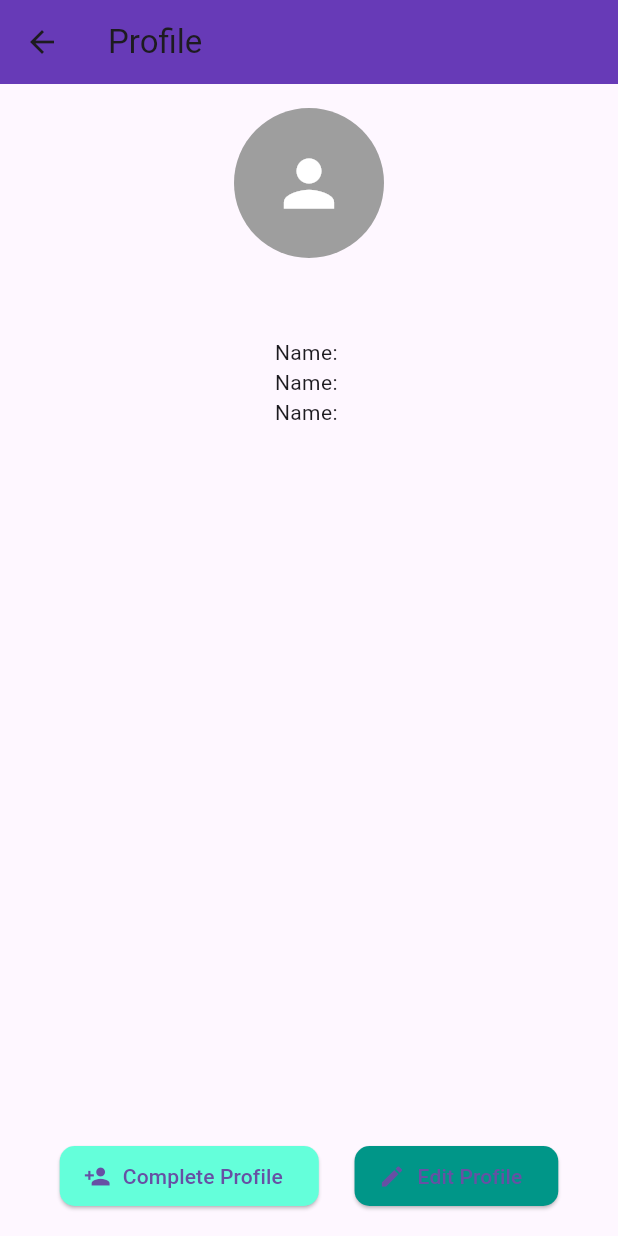
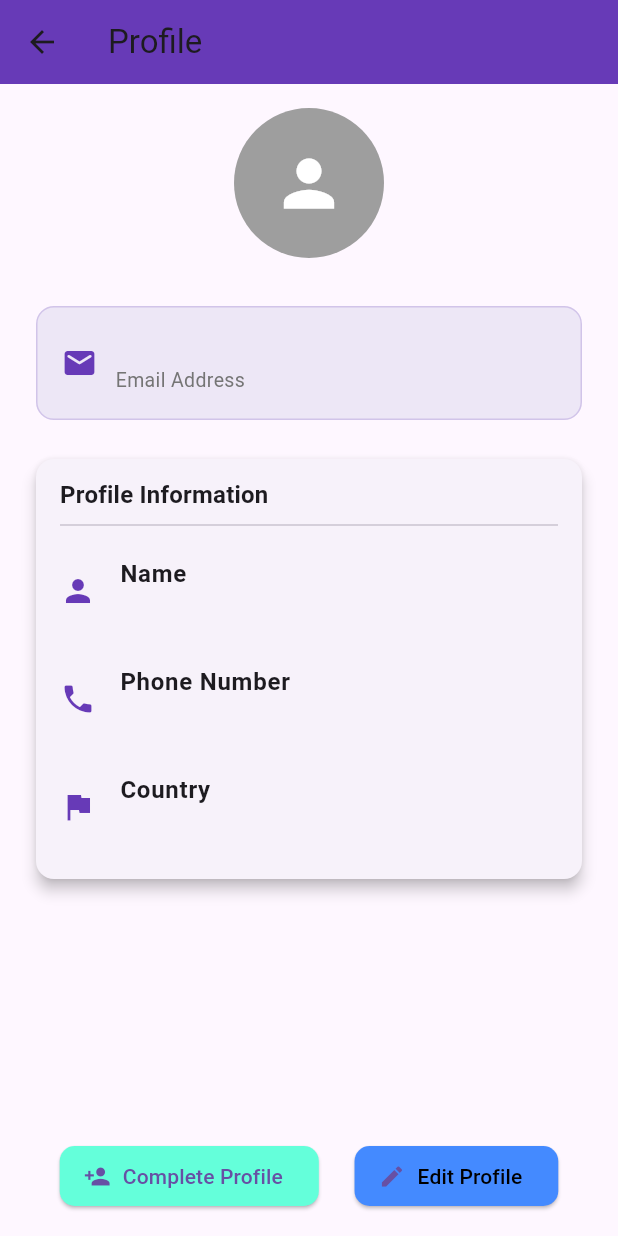
Before and after one commit to Md-LatifurRatul/ShopEase, a Flutter app: the ProfileScreen screen opened directly, on a phone screen of 412 x 824 dp. Run offline on Flutter 3.47's test engine with Material 3 defaults, Android fonts, the phone set to English and light mode, and no system bars; our stand-ins replace cached_network_image, cloud_firestore, firebase_auth, firebase_core, image_picker, supabase_flutter; accounts and stored records are empty; generated files the repository leaves out were written again; network calls fail.

Commit message:
show user profile info

```diff
--- a/lib/screens/authentication/login_screen.dart
+++ b/lib/screens/authentication/login_screen.dart
@@ -50,6 +50,7 @@ class _LoginScreenState extends State<LoginScreen> {
   @override
   Widget build(BuildContext context) {
     return Scaffold(
+      resizeToAvoidBottomInset: true,
       body: Container(
         width: double.infinity,
 
--- a/lib/screens/profile/edit_profile_screen.dart
+++ b/lib/screens/profile/edit_profile_screen.dart
@@ -118,6 +118,17 @@ class _EditProfileScreenState extends State<EditProfileScreen> {
                         ),
                       ),
                       const SizedBox(height: 20),
+
+                      TextFormField(
+                        controller: _fullNameController,
+                        decoration: const InputDecoration(labelText: 'Name'),
+                        validator:
+                            (value) =>
+                                value == null || value.isEmpty
+                                    ? "Enter your name"
+                                    : null,
+                      ),
+
                       TextFormField(
                         controller: _countryController,
                         decoration: const InputDecoration(labelText: 'Country'),
--- a/lib/screens/profile/profile_screen.dart
+++ b/lib/screens/profile/profile_screen.dart
@@ -3,6 +3,7 @@ import 'package:e_commerce_project/controllers/services/user_profile_service.dar
 import 'package:e_commerce_project/model/user_profile_model.dart';
 import 'package:e_commerce_project/screens/profile/complete_profile_screen.dart';
 import 'package:e_commerce_project/screens/profile/edit_profile_screen.dart';
+import 'package:e_commerce_project/widgets/profile_info_card.dart';
 import 'package:flutter/material.dart';
 
 class ProfileScreen extends StatefulWidget {
@@ -57,29 +58,19 @@ class _ProfileScreenState extends State<ProfileScreen> {
                     _buildProfileImage(),
 
                     const SizedBox(height: 20),
-                    Text(
-                      _firebaseUser.currentUser?.email ?? "No email",
-                      style: TextStyle(fontSize: 16),
-                    ),
+                    _buildEmailInfo(),
 
                     const SizedBox(height: 10),
 
                     _userProfile != null
-                        ? Column(
-                          crossAxisAlignment: CrossAxisAlignment.start,
-                          children: [
-                            if (_userProfile!.fullName != null)
-                              Text("Name: ${_userProfile!.fullName}"),
-
-                            if (_userProfile!.phoneNumber != null)
-                              Text("Name: ${_userProfile!.phoneNumber}"),
-
-                            if (_userProfile!.country != null)
-                              Text("Name: ${_userProfile!.country}"),
-                          ],
-                        )
-                        : const Text(
-                          "Complete your profile to see more info...",
+                        ? PrfileInfoCard(userProfile: _userProfile)
+                        : Padding(
+                          padding: const EdgeInsets.all(16.0),
+                          child: Text(
+                            'complete your profile to see details here.',
+                            style: TextStyle(color: Colors.grey[600]),
+                            textAlign: TextAlign.center,
+                          ),
                         ),
 
                     const Spacer(),
@@ -110,13 +101,16 @@ class _ProfileScreenState extends State<ProfileScreen> {
                         ),
                         ElevatedButton.icon(
                           style: ElevatedButton.styleFrom(
-                            backgroundColor: Colors.teal,
+                            backgroundColor: Colors.blueAccent,
                             shape: RoundedRectangleBorder(
                               borderRadius: BorderRadius.circular(10),
                             ),
                           ),
                           icon: const Icon(Icons.edit),
-                          label: const Text("Edit Profile"),
+                          label: const Text(
+                            "Edit Profile",
+                            style: TextStyle(color: Colors.black),
+                          ),
                           onPressed:
                               _userProfile == null
                                   ? null
@@ -144,6 +138,37 @@ class _ProfileScreenState extends State<ProfileScreen> {
     );
   }
 
+  Widget _buildEmailInfo() {
+    return Container(
+      padding: const EdgeInsets.all(16),
+      margin: const EdgeInsets.symmetric(vertical: 12, horizontal: 8),
+      decoration: BoxDecoration(
+        color: Colors.deepPurple.shade50,
+        borderRadius: BorderRadius.circular(12),
+        border: Border.all(color: Colors.deepPurple.shade100),
+      ),
+      child: Row(
+        children: [
+          Icon(Icons.email_rounded, color: Colors.deepPurple),
+          const SizedBox(width: 12),
+          Column(
+            crossAxisAlignment: CrossAxisAlignment.start,
+            children: [
+              Text(
+                _firebaseUser.currentUser?.email ?? "No email",
+                style: TextStyle(fontSize: 16, fontWeight: FontWeight.w600),
+              ),
+              Text(
+                'Email Address',
+                style: TextStyle(color: Colors.grey[600], fontSize: 13),
+              ),
+            ],
+          ),
+        ],
+      ),
+    );
+  }
+
   Widget _buildProfileImage() {
     if (_userProfile?.profileImageUrl != null &&
         _userProfile!.profileImageUrl!.isNotEmpty) {
--- /dev/null
+++ b/lib/widgets/profile_info_card.dart
@@ -0,0 +1,65 @@
+import 'package:e_commerce_project/model/user_profile_model.dart';
+import 'package:flutter/material.dart';
+
+class PrfileInfoCard extends StatelessWidget {
+  const PrfileInfoCard({super.key, required UserProfileModel? userProfile})
+    : _userProfile = userProfile;
+
+  final UserProfileModel? _userProfile;
+
+  @override
+  Widget build(BuildContext context) {
+    return Card(
+      shape: RoundedRectangleBorder(borderRadius: BorderRadius.circular(12)),
+      elevation: 4,
+      margin: const EdgeInsets.symmetric(horizontal: 8, vertical: 4),
+      child: Padding(
+        padding: const EdgeInsets.symmetric(vertical: 12, horizontal: 16),
+        child: Column(
+          crossAxisAlignment: CrossAxisAlignment.start,
+          children: [
+            Text(
+              'Profile Information',
+              style: Theme.of(
+                context,
+              ).textTheme.titleMedium!.copyWith(fontWeight: FontWeight.bold),
+            ),
+            const Divider(),
+            if (_userProfile!.fullName != null)
+              ListTile(
+                contentPadding: EdgeInsets.zero,
+                leading: Icon(Icons.person, color: Colors.deepPurple),
+                title: Text(
+                  'Name',
+                  style: TextStyle(fontWeight: FontWeight.w600),
+                ),
+                subtitle: Text(_userProfile.fullName!),
+              ),
+
+            if (_userProfile.phoneNumber != null)
+              ListTile(
+                contentPadding: EdgeInsets.zero,
+                leading: Icon(Icons.phone, color: Colors.deepPurple),
+                title: Text(
+                  'Phone Number',
+                  style: TextStyle(fontWeight: FontWeight.w600),
+                ),
+                subtitle: Text(_userProfile.phoneNumber!),
+              ),
+
+            if (_userProfile.country != null)
+              ListTile(
+                contentPadding: EdgeInsets.zero,
+                leading: Icon(Icons.flag, color: Colors.deepPurple),
+                title: Text(
+                  'Country',
+                  style: TextStyle(fontWeight: FontWeight.w600),
+                ),
+                subtitle: Text(_userProfile.country!),
+              ),
+          ],
+        ),
+      ),
+    );
+  }
+}
```
